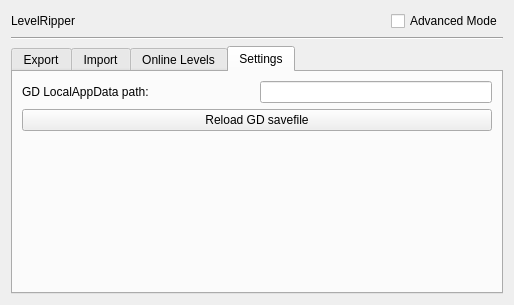
Qt form form.ui (thisisignitedoreo/levelripper) before a commit.
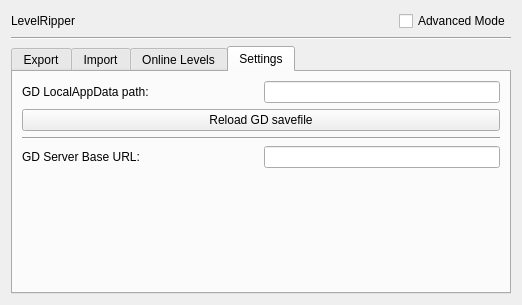
The same form after that commit. The open tabs and pages were chosen to show the change.

Commit message: add ability to change server url

Patch:
```diff
--- a/form.ui
+++ b/form.ui
@@ -6,7 +6,7 @@
    <rect>
     <x>0</x>
     <y>0</y>
-    <width>514</width>
+    <width>522</width>
     <height>305</height>
    </rect>
   </property>
@@ -642,6 +642,37 @@
            </property>
           </widget>
          </item>
+         <item>
+          <widget class="Line" name="line_3">
+           <property name="orientation">
+            <enum>Qt::Horizontal</enum>
+           </property>
+          </widget>
+         </item>
+         <item>
+          <layout class="QHBoxLayout" name="horizontalLayout_20">
+           <item>
+            <widget class="QLabel" name="label_13">
+             <property name="text">
+              <string>GD Server Base URL:</string>
+             </property>
+            </widget>
+           </item>
+           <item>
+            <widget class="QLineEdit" name="lineEdit_9">
+             <property name="sizePolicy">
+              <sizepolicy hsizetype="Minimum" vsizetype="Fixed">
+               <horstretch>0</horstretch>
+               <verstretch>0</verstretch>
+              </sizepolicy>
+             </property>
+             <property name="text">
+              <string/>
+             </property>
+            </widget>
+           </item>
+          </layout>
+         </item>
          <item>
           <spacer name="verticalSpacer_3">
            <property name="orientation">
```
Left out of the diff: 2 changed lines with no effect on the pictures. The commit also changes 1 other file.
